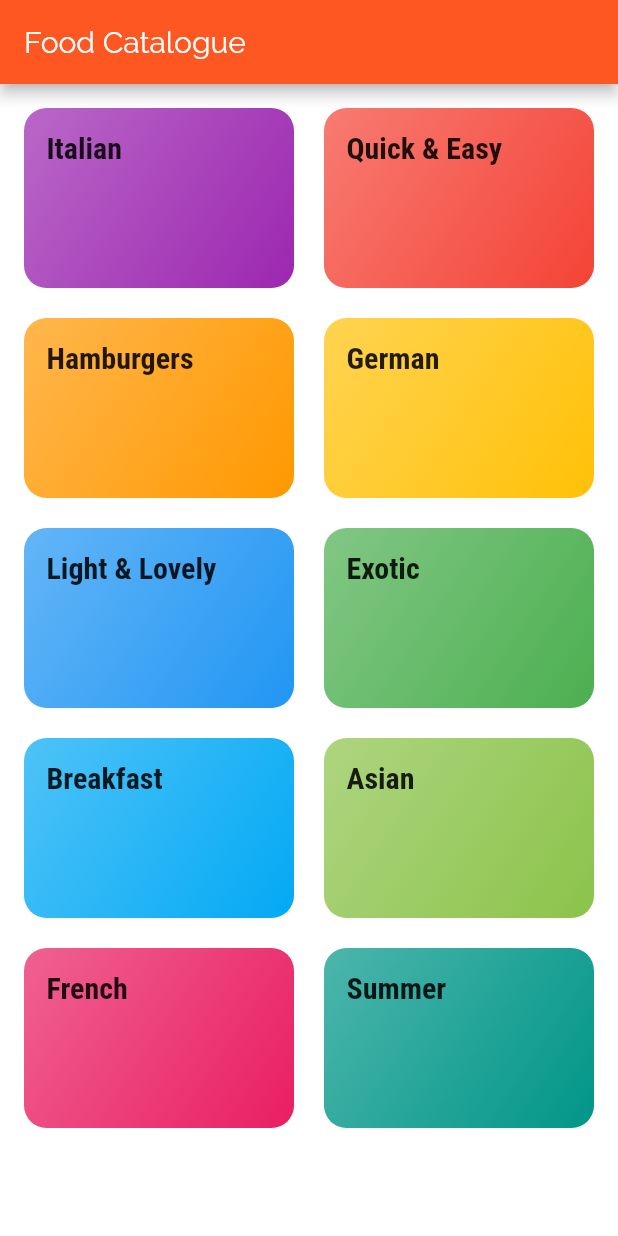
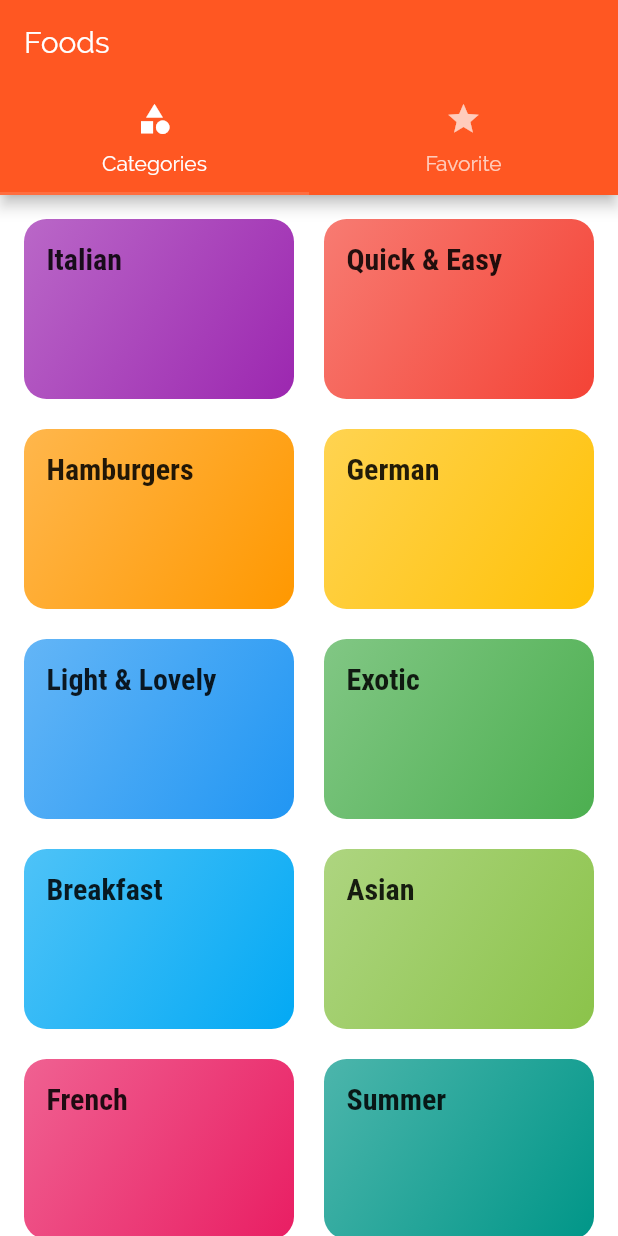
Before and after one commit to henhiro4r/FoodCatalogue, a Flutter app: the screen it shows after launch, on a phone screen of 412 x 824 dp. Run offline on Flutter 3.47's test engine with Material 2 defaults, Android fonts, the phone set to English and light mode, and no system bars.

Commit message:
Default Tab Bar Complete

```diff
--- a/lib/main.dart
+++ b/lib/main.dart
@@ -2,6 +2,7 @@ import 'package:flutter/material.dart';
 import 'package:foodcatalogue/screen/CategoryFoodsScreen.dart';
 import 'package:foodcatalogue/screen/CategoryScreen.dart';
 import 'package:foodcatalogue/screen/FoodRecipeScreen.dart';
+import 'package:foodcatalogue/screen/TabScreen.dart';
 
 void main() => runApp(MyApp());
 
@@ -32,7 +33,7 @@ class MyApp extends StatelessWidget {
 //      home: CategoryScreen(),
       initialRoute: '/',
       routes: {
-        '/': (ctx) => CategoryScreen(),
+        '/': (ctx) => TabScreen(),
         CategoryFoodsScreen.routeName: (ctx) => CategoryFoodsScreen(),
         FoodRecipeScreen.routeName: (ctx) => FoodRecipeScreen(),
       },
--- a/lib/screen/CategoryScreen.dart
+++ b/lib/screen/CategoryScreen.dart
@@ -5,11 +5,7 @@ import 'package:foodcatalogue/model/DummyCategory.dart';
 class CategoryScreen extends StatelessWidget {
   @override
   Widget build(BuildContext context) {
-    return Scaffold(
-      appBar: AppBar(
-        title: const Text('Food Catalogue'),
-      ),
-      body: GridView(
+    return GridView(
       padding: const EdgeInsets.all(16),
       children: DUMMY_CATEGORIES
           .map(
@@ -24,7 +20,6 @@ class CategoryScreen extends StatelessWidget {
         crossAxisSpacing: 20,
         mainAxisSpacing: 20,
       ),
-      ),
     );
   }
 }
--- a/lib/screen/TabScreen.dart
+++ b/lib/screen/TabScreen.dart
@@ -1,4 +1,6 @@
 import 'package:flutter/material.dart';
+import 'package:foodcatalogue/screen/CategoryScreen.dart';
+import 'package:foodcatalogue/screen/FavoriteScreen.dart';
 
 class TabScreen extends StatefulWidget {
   @override
@@ -10,6 +12,7 @@ class _TabScreenState extends State<TabScreen> {
   Widget build(BuildContext context) {
     return DefaultTabController(
       length: 2,
+      initialIndex: 0,
       child: Scaffold(
         appBar: AppBar(
           title: Text('Foods'),
@@ -20,7 +23,12 @@ class _TabScreenState extends State<TabScreen> {
             ],
           ),
         ),
-        body: TabBarView(children: null),
+        body: TabBarView(
+          children: <Widget>[
+            CategoryScreen(),
+            FavoriteScreen(),
+          ],
+        ),
       ),
     );
   }
```
Also changed, not shown: lib/screen/FavoriteScreen.dart (added, +10 -0 lines). Lines whose indentation alone changed are shown as unchanged.
